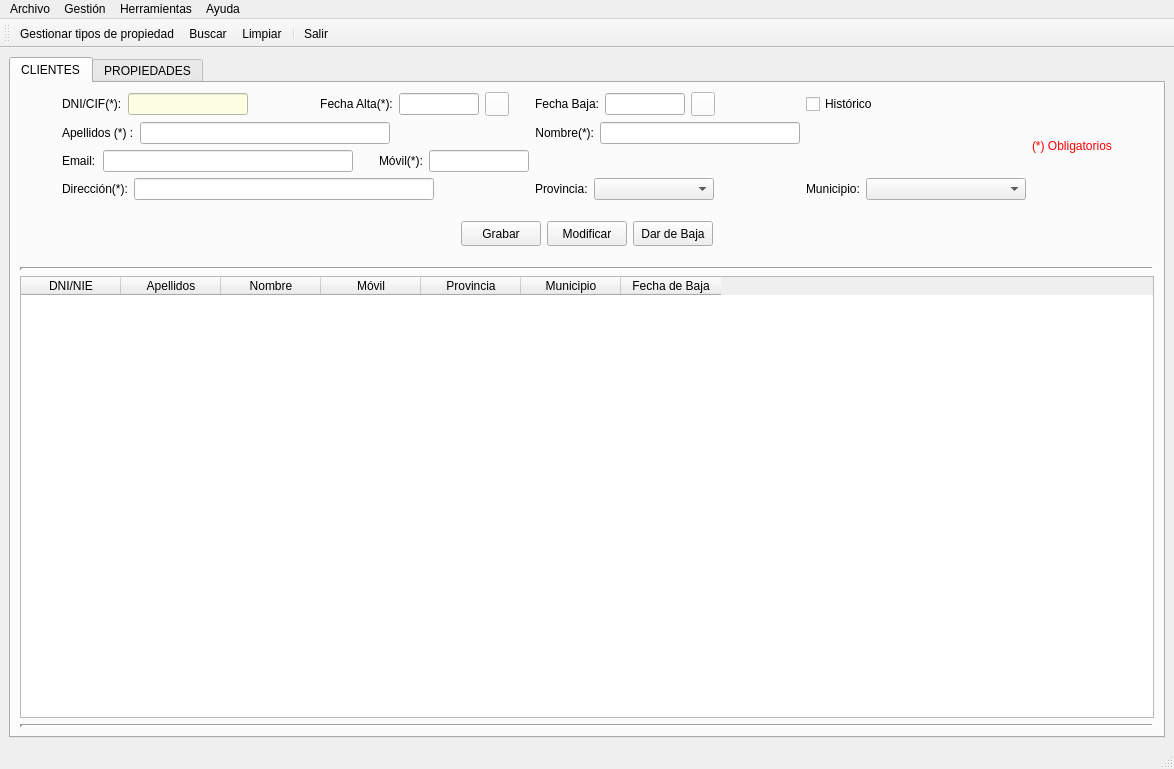
Old version of the form templates/venPrincipal.ui in the repository BuaTeijeiro/ProyectoDI.
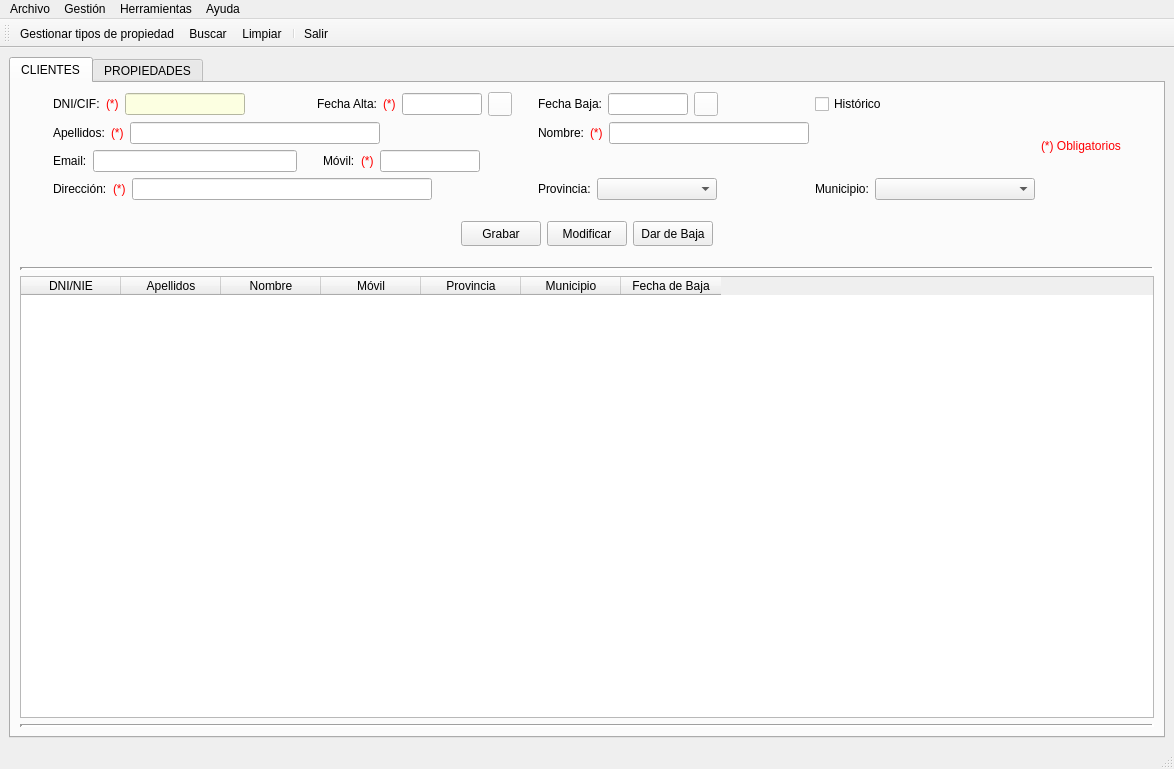
New version of the form. The open tabs and pages were chosen to show the change. Icons and pictures are not drawn.

```diff
--- a/templates/venPrincipal.ui
+++ b/templates/venPrincipal.ui
@@ -238,13 +238,57 @@
               <item>
                <widget class="QLabel" name="lblAltacli">
                 <property name="text">
-                 <string>Fecha Alta(*):</string>
+                 <string>Fecha Alta:</string>
                 </property>
                 <property name="alignment">
                  <set>Qt::AlignCenter</set>
                 </property>
                </widget>
               </item>
+              <item>
+               <widget class="QLabel" name="label_20">
+                <property name="palette">
+                 <palette>
+                  <active>
+                   <colorrole role="WindowText">
+                    <brush brushstyle="SolidPattern">
+                     <color alpha="255">
+                      <red>255</red>
+                      <green>0</green>
+                      <blue>0</blue>
+                     </color>
+                    </brush>
+                   </colorrole>
+                  </active>
+                  <inactive>
+                   <colorrole role="WindowText">
+                    <brush brushstyle="SolidPattern">
+                     <color alpha="255">
+                      <red>255</red>
+                      <green>0</green>
+                      <blue>0</blue>
+                     </color>
+                    </brush>
+                   </colorrole>
+                  </inactive>
+                  <disabled>
+                   <colorrole role="WindowText">
+                    <brush brushstyle="SolidPattern">
+                     <color alpha="255">
+                      <red>120</red>
+                      <green>120</green>
+                      <blue>120</blue>
+                     </color>
+                    </brush>
+                   </colorrole>
+                  </disabled>
+                 </palette>
+                </property>
+                <property name="text">
+                 <string>(*)</string>
+                </property>
+               </widget>
+              </item>
               <item>
                <widget class="QLineEdit" name="txtAltacli">
                 <property name="minimumSize">
@@ -314,42 +358,6 @@
               </item>
              </layout>
             </item>
-            <item row="2" column="2">
-             <layout class="QHBoxLayout" name="horizontalLayout_11">
-              <item>
-               <widget class="QLabel" name="lblMovilcli">
-                <property name="sizePolicy">
-                 <sizepolicy hsizetype="Fixed" vsizetype="Fixed">
-                  <horstretch>0</horstretch>
-                  <verstretch>0</verstretch>
-                 </sizepolicy>
-                </property>
-                <property name="text">
-                 <string>Móvil(*):</string>
-                </property>
-               </widget>
-              </item>
-              <item>
-               <widget class="QLineEdit" name="txtMovilcli">
-                <property name="minimumSize">
-                 <size>
-                  <width>100</width>
-                  <height>0</height>
-                 </size>
-                </property>
-                <property name="maximumSize">
-                 <size>
-                  <width>100</width>
-                  <height>16777215</height>
-                 </size>
-                </property>
-                <property name="alignment">
-                 <set>Qt::AlignLeading|Qt::AlignLeft|Qt::AlignVCenter</set>
-                </property>
-               </widget>
-              </item>
-             </layout>
-            </item>
             <item row="1" column="4">
              <layout class="QHBoxLayout" name="horizontalLayout_9">
               <item alignment="Qt::AlignLeft">
@@ -361,13 +369,57 @@
                  </sizepolicy>
                 </property>
                 <property name="text">
-                 <string>Nombre(*):</string>
+                 <string>Nombre:</string>
                 </property>
                 <property name="alignment">
                  <set>Qt::AlignRight|Qt::AlignTrailing|Qt::AlignVCenter</set>
                 </property>
                </widget>
               </item>
+              <item>
+               <widget class="QLabel" name="label_23">
+                <property name="palette">
+                 <palette>
+                  <active>
+                   <colorrole role="WindowText">
+                    <brush brushstyle="SolidPattern">
+                     <color alpha="255">
+                      <red>255</red>
+                      <green>0</green>
+                      <blue>0</blue>
+                     </color>
+                    </brush>
+                   </colorrole>
+                  </active>
+                  <inactive>
+                   <colorrole role="WindowText">
+                    <brush brushstyle="SolidPattern">
+                     <color alpha="255">
+                      <red>255</red>
+                      <green>0</green>
+                      <blue>0</blue>
+                     </color>
+                    </brush>
+                   </colorrole>
+                  </inactive>
+                  <disabled>
+                   <colorrole role="WindowText">
+                    <brush brushstyle="SolidPattern">
+                     <color alpha="255">
+                      <red>120</red>
+                      <green>120</green>
+                      <blue>120</blue>
+                     </color>
+                    </brush>
+                   </colorrole>
+                  </disabled>
+                 </palette>
+                </property>
+                <property name="text">
+                 <string>(*)</string>
+                </property>
+               </widget>
+              </item>
               <item>
                <widget class="QLineEdit" name="txtNomcli">
                 <property name="minimumSize">
@@ -392,6 +444,99 @@
               </item>
              </layout>
             </item>
+            <item row="2" column="2">
+             <layout class="QHBoxLayout" name="horizontalLayout_11">
+              <item>
+               <widget class="QLabel" name="lblMovilcli">
+                <property name="sizePolicy">
+                 <sizepolicy hsizetype="Fixed" vsizetype="Fixed">
+                  <horstretch>0</horstretch>
+                  <verstretch>0</verstretch>
+                 </sizepolicy>
+                </property>
+                <property name="text">
+                 <string>Móvil:</string>
+                </property>
+               </widget>
+              </item>
+              <item>
+               <widget class="QLabel" name="label_21">
+                <property name="palette">
+                 <palette>
+                  <active>
+                   <colorrole role="WindowText">
+                    <brush brushstyle="SolidPattern">
+                     <color alpha="255">
+                      <red>255</red>
+                      <green>0</green>
+                      <blue>0</blue>
+                     </color>
+                    </brush>
+                   </colorrole>
+                  </active>
+                  <inactive>
+                   <colorrole role="WindowText">
+                    <brush brushstyle="SolidPattern">
+                     <color alpha="255">
+                      <red>255</red>
+                      <green>0</green>
+                      <blue>0</blue>
+                     </color>
+                    </brush>
+                   </colorrole>
+                  </inactive>
+                  <disabled>
+                   <colorrole role="WindowText">
+                    <brush brushstyle="SolidPattern">
+                     <color alpha="255">
+                      <red>120</red>
+                      <green>120</green>
+                      <blue>120</blue>
+                     </color>
+                    </brush>
+                   </colorrole>
+                  </disabled>
+                 </palette>
+                </property>
+                <property name="text">
+                 <string>(*)</string>
+                </property>
+               </widget>
+              </item>
+              <item>
+               <widget class="QLineEdit" name="txtMovilcli">
+                <property name="minimumSize">
+                 <size>
+                  <width>100</width>
+                  <height>0</height>
+                 </size>
+                </property>
+                <property name="maximumSize">
+                 <size>
+                  <width>100</width>
+                  <height>16777215</height>
+                 </size>
+                </property>
+                <property name="alignment">
+                 <set>Qt::AlignLeading|Qt::AlignLeft|Qt::AlignVCenter</set>
+                </property>
+               </widget>
+              </item>
+              <item>
+               <spacer name="horizontalSpacer_69">
+                <property name="orientation">
+                 <enum>Qt::Horizontal</enum>
+                </property>
+                <property name="sizeHint" stdset="0">
+                 <size>
+                  <width>40</width>
+                  <height>20</height>
+                 </size>
+                </property>
+               </spacer>
+              </item>
+             </layout>
+            </item>
             <item row="0" column="5">
              <widget class="QCheckBox" name="chkHistoriacli">
               <property name="sizePolicy">
@@ -422,7 +567,51 @@
                  </sizepolicy>
                 </property>
                 <property name="text">
-                 <string>Apellidos (*) :</string>
+                 <string>Apellidos:</string>
+                </property>
+               </widget>
+              </item>
+              <item>
+               <widget class="QLabel" name="label_19">
+                <property name="palette">
+                 <palette>
+                  <active>
+                   <colorrole role="WindowText">
+                    <brush brushstyle="SolidPattern">
+                     <color alpha="255">
+                      <red>255</red>
+                      <green>0</green>
+                      <blue>0</blue>
+                     </color>
+                    </brush>
+                   </colorrole>
+                  </active>
+                  <inactive>
+                   <colorrole role="WindowText">
+                    <brush brushstyle="SolidPattern">
+                     <color alpha="255">
+                      <red>255</red>
+                      <green>0</green>
+                      <blue>0</blue>
+                     </color>
+                    </brush>
+                   </colorrole>
+                  </inactive>
+                  <disabled>
+                   <colorrole role="WindowText">
+                    <brush brushstyle="SolidPattern">
+                     <color alpha="255">
+                      <red>120</red>
+                      <green>120</green>
+                      <blue>120</blue>
+                     </color>
+                    </brush>
+                   </colorrole>
+                  </disabled>
+                 </palette>
+                </property>
+                <property name="text">
+                 <string>(*)</string>
                 </property>
                </widget>
               </item>
@@ -520,7 +709,51 @@
                  </sizepolicy>
                 </property>
                 <property name="text">
-                 <string>DNI/CIF(*):</string>
+                 <string>DNI/CIF:</string>
+                </property>
+               </widget>
+              </item>
+              <item>
+               <widget class="QLabel" name="label_9">
+                <property name="palette">
+                 <palette>
+                  <active>
+                   <colorrole role="WindowText">
+                    <brush brushstyle="SolidPattern">
+                     <color alpha="255">
+                      <red>255</red>
+                      <green>0</green>
+                      <blue>0</blue>
+                     </color>
+                    </brush>
+                   </colorrole>
+                  </active>
+                  <inactive>
+                   <colorrole role="WindowText">
+                    <brush brushstyle="SolidPattern">
+                     <color alpha="255">
+                      <red>255</red>
+                      <green>0</green>
+                      <blue>0</blue>
+                     </color>
+                    </brush>
+                   </colorrole>
+                  </inactive>
+                  <disabled>
+                   <colorrole role="WindowText">
+                    <brush brushstyle="SolidPattern">
+                     <color alpha="255">
+                      <red>120</red>
+                      <green>120</green>
+                      <blue>120</blue>
+                     </color>
+                    </brush>
+                   </colorrole>
+                  </disabled>
+                 </palette>
+                </property>
+                <property name="text">
+                 <string>(*)</string>
                 </property>
                </widget>
               </item>
@@ -592,7 +825,51 @@
                  </sizepolicy>
                 </property>
                 <property name="text">
-                 <string>Dirección(*):</string>
+                 <string>Dirección:</string>
+                </property>
+               </widget>
+              </item>
+              <item>
+               <widget class="QLabel" name="label_22">
+                <property name="palette">
+                 <palette>
+                  <active>
+                   <colorrole role="WindowText">
+                    <brush brushstyle="SolidPattern">
+                     <color alpha="255">
+                      <red>255</red>
+                      <green>0</green>
+                      <blue>0</blue>
+                     </color>
+                    </brush>
+                   </colorrole>
+                  </active>
+                  <inactive>
+                   <colorrole role="WindowText">
+                    <brush brushstyle="SolidPattern">
+                     <color alpha="255">
+                      <red>255</red>
+                      <green>0</green>
+                      <blue>0</blue>
+                     </color>
+                    </brush>
+                   </colorrole>
+                  </inactive>
+                  <disabled>
+                   <colorrole role="WindowText">
+                    <brush brushstyle="SolidPattern">
+                     <color alpha="255">
+                      <red>120</red>
+                      <green>120</green>
+                      <blue>120</blue>
+                     </color>
+                    </brush>
+                   </colorrole>
+                  </disabled>
+                 </palette>
+                </property>
+                <property name="text">
+                 <string>(*)</string>
                 </property>
                </widget>
               </item>
```
Left out of the diff: 358 changed lines with no effect on the pictures.
